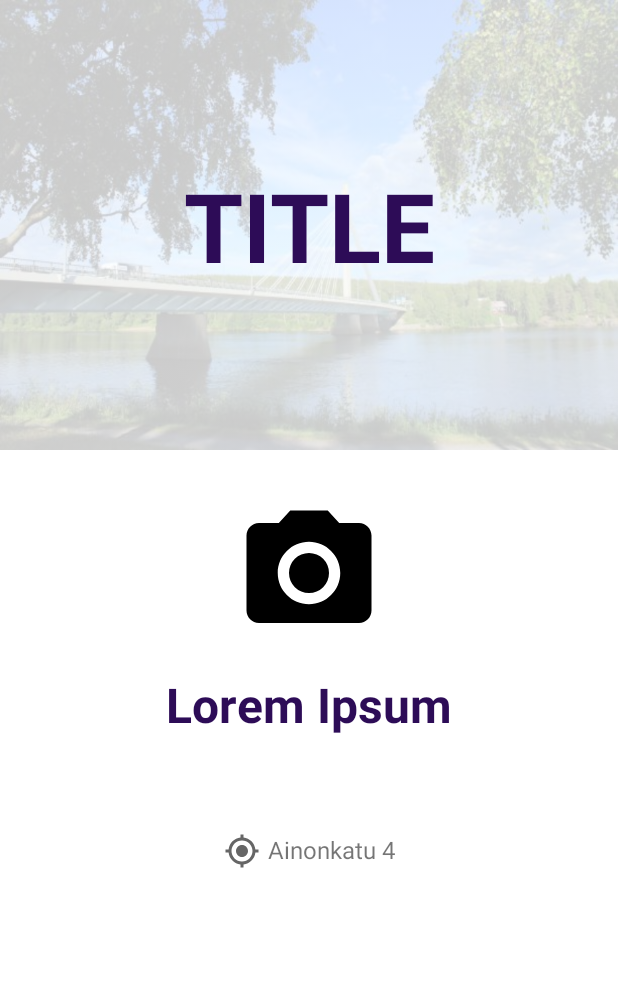
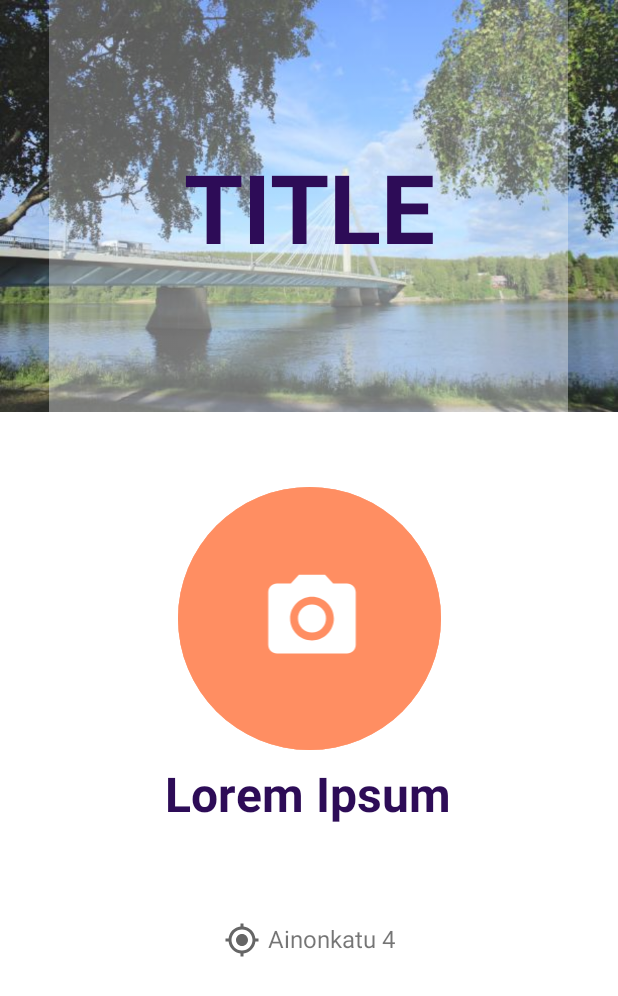
Before and after one commit to nkalloja/rolloAppTemplate, an Android app: the screen it shows after launch (MainActivity), on a phone screen of 412 x 824 dp. Shown: the top 996 px of the screen. Run offline under Robolectric (Android 15) with nearby library versions, the phone set to English and light mode, and no system bars.

Commit message:
Buttonin animaatio
Lisäksi päänäkymän muokkaus, animaatio kesken

```diff
--- a/app/src/main/java/com/example/testing/MainActivity.kt
+++ b/app/src/main/java/com/example/testing/MainActivity.kt
@@ -4,6 +4,7 @@ import android.annotation.SuppressLint
 import android.app.Activity
 import android.content.Intent
 import android.graphics.Color
+import android.media.Image
 import android.net.Uri
 import android.os.Build
 import androidx.appcompat.app.AppCompatActivity
@@ -13,6 +14,11 @@ import android.provider.MediaStore
 import android.util.Log
 import android.view.View
 import android.view.WindowManager
+import android.view.animation.AlphaAnimation
+import android.view.animation.Animation
+import android.widget.TextView;
+import android.view.animation.AnimationUtils
+import android.widget.ImageView
 import androidx.core.content.ContentProviderCompat.requireContext
 import androidx.core.content.FileProvider
 import androidx.recyclerview.widget.LinearLayoutManager
@@ -39,6 +45,7 @@ class MainActivity : AppCompatActivity() {
             takePhoto()
         }
         this.transparentStatusBar()
+        animZoom()
     }
 
     fun Activity.transparentStatusBar() {
@@ -74,6 +81,83 @@ class MainActivity : AppCompatActivity() {
 //
 //        placeholderAdapter.submitItems(createItems())
 //    }
+
+    private fun animZoom() {
+        val zoom = AnimationUtils.loadAnimation(this, R.anim.zoom)
+        val zoom1 = AnimationUtils.loadAnimation(this, R.anim.zoom1)
+        val zoom2 = AnimationUtils.loadAnimation(this, R.anim.zoom2)
+        val zoom3 = AnimationUtils.loadAnimation(this, R.anim.zoom3)
+
+        var imgButton = findViewById(R.id.roundButton) as ImageView
+        var anim1 = findViewById(R.id.anim1) as ImageView
+        var anim2 = findViewById(R.id.anim2) as ImageView
+        var anim3 = findViewById(R.id.anim3) as ImageView
+
+
+
+        zoom.setAnimationListener(object : Animation.AnimationListener {
+            override fun onAnimationStart(animation: Animation?) {
+                imgButton.alpha = 1f
+            }
+
+            override fun onAnimationEnd(animation: Animation?) {
+                animation?.start()
+            }
+
+            override fun onAnimationRepeat(animation: Animation?) {
+                Log.d(TAG, "onAnimationRepeat: ZOOM  REPEAT $animation")
+            }
+        })
+        zoom1.setAnimationListener(object : Animation.AnimationListener {
+            override fun onAnimationStart(animation: Animation?) {
+                anim1.alpha = 1f
+                Log.d(TAG, "onAnimationStart: ZOOM 1 STARTED")
+            }
+
+            override fun onAnimationEnd(animation: Animation?) {
+                Log.d(TAG, "onAnimationStart: ZOOM1  END")
+                animation?.start()
+            }
+
+            override fun onAnimationRepeat(animation: Animation?) {
+                TODO("Not yet implemented")
+            }
+        })
+        zoom2.setAnimationListener(object : Animation.AnimationListener {
+            override fun onAnimationStart(animation: Animation?) {
+                Log.d(TAG, "onAnimationStart: ZOOM 2 STARTED")
+                anim2.alpha = 1f
+            }
+
+            override fun onAnimationEnd(animation: Animation?) {
+                Log.d(TAG, "onAnimationStart: ZOOM2  END")
+                animation?.start()
+            }
+
+            override fun onAnimationRepeat(animation: Animation?) {
+                TODO("Not yet implemented")
+            }
+        })
+        zoom3.setAnimationListener(object : Animation.AnimationListener {
+            override fun onAnimationStart(animation: Animation?) {
+                Log.d(TAG, "onAnimationStart: ZOOM 3 STARTED")
+                anim3.alpha = 1f
+            }
+
+            override fun onAnimationEnd(animation: Animation?) {
+                Log.d(TAG, "onAnimationStart: ZOOM3  END")
+                animation?.start()
+            }
+
+            override fun onAnimationRepeat(animation: Animation?) {
+                TODO("Not yet implemented")
+            }
+        })
+        imgButton.startAnimation(zoom)
+        anim1.startAnimation(zoom1)
+      //  anim2.startAnimation(zoom2)
+       // anim3.startAnimation(zoom3)
+    }
 
     private fun takePhoto() {
         Intent(MediaStore.ACTION_IMAGE_CAPTURE).also { takePictureIntent ->
--- /dev/null
+++ b/app/src/main/res/drawable-v24/anim3.xml
@@ -0,0 +1,9 @@
+<?xml version="1.0" encoding="utf-8"?>
+<shape xmlns:android="http://schemas.android.com/apk/res/android">
+    <!--    <corners  android:radius="100dp"/>-->
+    <corners android:bottomRightRadius="180dip"
+        android:bottomLeftRadius="180dip"
+        android:topRightRadius="180dip"
+        android:topLeftRadius="180dip"/>
+    <solid android:color="#80FF8758"></solid>
+</shape>
--- /dev/null
+++ b/app/src/main/res/drawable/anim1.xml
@@ -0,0 +1,9 @@
+<?xml version="1.0" encoding="utf-8"?>
+<shape xmlns:android="http://schemas.android.com/apk/res/android">
+    <!--    <corners  android:radius="100dp"/>-->
+    <corners android:bottomRightRadius="180dip"
+        android:bottomLeftRadius="180dip"
+        android:topRightRadius="180dip"
+        android:topLeftRadius="180dip"/>
+    <solid android:color="#80FF8758"></solid>
+</shape>
--- /dev/null
+++ b/app/src/main/res/drawable/anim2.xml
@@ -0,0 +1,9 @@
+<?xml version="1.0" encoding="utf-8"?>
+<shape xmlns:android="http://schemas.android.com/apk/res/android">
+    <!--    <corners  android:radius="100dp"/>-->
+    <corners android:bottomRightRadius="180dip"
+        android:bottomLeftRadius="180dip"
+        android:topRightRadius="180dip"
+        android:topLeftRadius="180dip"/>
+    <solid android:color="#80FF8758"></solid>
+</shape>
--- /dev/null
+++ b/app/src/main/res/drawable/background_1.xml
@@ -0,0 +1,11 @@
+<?xml version="1.0" encoding="utf-8"?>
+<shape xmlns:android="http://schemas.android.com/apk/res/android"
+    android:shape="rectangle">
+
+    <gradient
+        android:angle="90"
+        android:startColor="#FF8758"
+        android:endColor="#FF7B47"
+        android:type="linear"/>
+
+</shape>
--- /dev/null
+++ b/app/src/main/res/drawable/background_2.xml
@@ -0,0 +1,14 @@
+<?xml version="1.0" encoding="utf-8"?>
+<shape xmlns:android="http://schemas.android.com/apk/res/android"
+    android:shape="rectangle">
+
+    <gradient
+        android:angle="90"
+        android:startColor="#61FFFFFF"
+        android:endColor="#3EFFFFFF"
+        android:type="linear" />
+    <corners
+        android:topRightRadius="20dp"
+        android:topLeftRadius="20dp"/>
+
+</shape>
--- a/app/src/main/res/drawable/ic_baseline_photo_camera_24.xml
+++ b/app/src/main/res/drawable/ic_baseline_photo_camera_24.xml
@@ -3,7 +3,7 @@
     android:height="100dp"
     android:viewportWidth="24"
     android:viewportHeight="24"
-    android:tint="#000000">
+    android:tint="#FFFFFF">
   <path
       android:fillColor="@android:color/white"
       android:pathData="M12,12m-3.2,0a3.2,3.2 0,1 1,6.4 0a3.2,3.2 0,1 1,-6.4 0"/>
--- /dev/null
+++ b/app/src/main/res/drawable/rounded_corners.xml
@@ -0,0 +1,9 @@
+<?xml version="1.0" encoding="utf-8"?>
+<shape xmlns:android="http://schemas.android.com/apk/res/android">
+<!--    <corners  android:radius="100dp"/>-->
+    <corners android:bottomRightRadius="180dip"
+        android:bottomLeftRadius="180dip"
+        android:topRightRadius="180dip"
+        android:topLeftRadius="180dip"/>
+    <solid android:color="#80FF8758"></solid>
+</shape>
--- a/app/src/main/res/layout/activity_main.xml
+++ b/app/src/main/res/layout/activity_main.xml
@@ -2,23 +2,43 @@
 <androidx.constraintlayout.widget.ConstraintLayout xmlns:android="http://schemas.android.com/apk/res/android"
     xmlns:app="http://schemas.android.com/apk/res-auto"
     xmlns:tools="http://schemas.android.com/tools"
+    android:orientation="vertical"
     android:layout_width="match_parent"
     android:layout_height="match_parent"
     tools:context=".MainActivity">
+<!--    android:background="@drawable/background_1"-->
+
 
     <ImageView
         android:id="@+id/cityPic"
         android:layout_width="wrap_content"
-        android:layout_height="300dp"
+        android:layout_height="0dp"
+        android:layout_weight="1"
         android:adjustViewBounds="true"
-        android:alpha="0.21"
+        android:alpha="0.9"
         android:scaleType="fitXY"
         android:src="@drawable/testpic"
         app:layout_constraintEnd_toEndOf="parent"
+        app:layout_constraintHorizontal_bias="0.0"
         app:layout_constraintStart_toStartOf="parent"
         app:layout_constraintTop_toTopOf="parent" />
 
+    <ImageView
+        android:id="@+id/glass"
+        android:layout_width="346dp"
+        android:layout_height="327dp"
+        android:adjustViewBounds="true"
+        android:scaleType="fitXY"
+        android:src="@drawable/background_2"
+        app:layout_constraintBottom_toBottomOf="@+id/cityPic"
+        app:layout_constraintEnd_toEndOf="@+id/cityPic"
+        app:layout_constraintHorizontal_bias="0.497"
+        app:layout_constraintStart_toStartOf="@+id/cityPic"
+        app:layout_constraintTop_toTopOf="parent"
+        app:layout_constraintVertical_bias="1.0" />
+
     <TextView
+        android:id="@+id/textView"
         android:layout_width="wrap_content"
         android:layout_height="wrap_content"
         android:text="TITLE"
@@ -31,47 +51,88 @@
         app:layout_constraintTop_toTopOf="parent" />
 
     <ImageView
+        android:id="@+id/roundButton"
+        android:layout_width="175dp"
+        android:layout_height="175dp"
+        android:src="@drawable/rounded_corners"
+        app:layout_constraintBottom_toBottomOf="parent"
+        app:layout_constraintEnd_toEndOf="parent"
+        app:layout_constraintStart_toStartOf="parent"
+        app:layout_constraintTop_toTopOf="parent" />
+
+    <ImageView
+        android:id="@+id/anim1"
+        android:layout_width="175dp"
+        android:layout_height="175dp"
+        android:src="@drawable/rounded_corners"
+        app:layout_constraintBottom_toBottomOf="parent"
+        app:layout_constraintEnd_toEndOf="parent"
+        app:layout_constraintStart_toStartOf="parent"
+        app:layout_constraintTop_toTopOf="parent" />
+
+    <ImageView
+        android:id="@+id/anim2"
+        android:layout_width="175dp"
+        android:layout_height="175dp"
+        android:src="@drawable/rounded_corners"
+        app:layout_constraintBottom_toBottomOf="parent"
+        app:layout_constraintEnd_toEndOf="parent"
+        app:layout_constraintStart_toStartOf="parent"
+        app:layout_constraintTop_toTopOf="parent" />
+    <ImageView
+        android:id="@+id/anim3"
+        android:layout_width="175dp"
+        android:layout_height="175dp"
+        android:src="@drawable/rounded_corners"
+        app:layout_constraintBottom_toBottomOf="parent"
+        app:layout_constraintEnd_toEndOf="parent"
+        app:layout_constraintStart_toStartOf="parent"
+        app:layout_constraintTop_toTopOf="parent" />
+
+    <ImageView
         android:id="@+id/primaryActionBtn"
         android:layout_width="wrap_content"
-        android:layout_height="wrap_content"
-        android:layout_marginTop="32dp"
+        android:layout_height="70dp"
         android:src="@drawable/ic_baseline_photo_camera_24"
-        app:layout_constraintEnd_toEndOf="parent"
-        app:layout_constraintStart_toStartOf="parent"
-        app:layout_constraintTop_toBottomOf="@id/cityPic" />
+        app:layout_constraintBottom_toBottomOf="@+id/roundButton"
+        app:layout_constraintEnd_toEndOf="@+id/roundButton"
+        app:layout_constraintHorizontal_bias="0.524"
+        app:layout_constraintStart_toStartOf="@+id/roundButton"
+        app:layout_constraintTop_toTopOf="@+id/roundButton" />
 
     <TextView
         android:id="@+id/guidingTextView"
         android:layout_width="wrap_content"
         android:layout_height="wrap_content"
-        android:layout_marginTop="16dp"
+        android:layout_marginTop="60dp"
         android:text="Lorem Ipsum"
         android:textColor="#2D0C57"
         android:textSize="32sp"
         android:textStyle="bold"
         app:layout_constraintEnd_toEndOf="parent"
+        app:layout_constraintHorizontal_bias="0.497"
         app:layout_constraintStart_toStartOf="parent"
         app:layout_constraintTop_toBottomOf="@id/primaryActionBtn" />
 
     <TextView
+        android:id="@+id/textView2"
         android:layout_width="wrap_content"
         android:layout_height="wrap_content"
         android:layout_marginTop="64dp"
+        android:drawableLeft="@drawable/ic_baseline_gps_fixed_24"
+        android:drawablePadding="5dp"
         android:text="Ainonkatu 4"
         android:textSize="16sp"
-        android:drawableLeft="@drawable/ic_baseline_gps_fixed_24"
-        android:drawablePadding="5dp"
         app:layout_constraintEnd_toEndOf="parent"
         app:layout_constraintStart_toStartOf="parent"
         app:layout_constraintTop_toBottomOf="@id/guidingTextView" />
 
-    <!--    <androidx.recyclerview.widget.RecyclerView-->
-    <!--        android:id="@+id/placeHolderRv"-->
-    <!--        android:layout_width="match_parent"-->
-    <!--        android:layout_height="match_parent"-->
-    <!--        app:layout_constraintStart_toStartOf="parent"-->
-    <!--        app:layout_constraintEnd_toEndOf="parent"-->
-    <!--        app:layout_constraintTop_toTopOf="parent"-->
-    <!--        />-->
-
+    <!--        <androidx.recyclerview.widget.RecyclerView-->
+<!--            android:id="@+id/placeHolderRv"-->
+<!--            android:layout_width="match_parent"-->
+<!--            android:layout_height="match_parent"-->
+<!--            app:layout_constraintStart_toStartOf="parent"-->
+<!--            app:layout_constraintEnd_toEndOf="parent"-->
+<!--            app:layout_constraintTop_toTopOf="parent"-->
+<!--            />-->
 </androidx.constraintlayout.widget.ConstraintLayout>
```
Also changed, not shown: app/src/main/res/anim/zoom.xml (added, +30 -0 lines), app/src/main/res/anim/zoom1.xml (added, +24 -0 lines), app/src/main/res/anim/zoom2.xml (added, +22 -0 lines), app/src/main/res/anim/zoom3.xml (added, +22 -0 lines).
